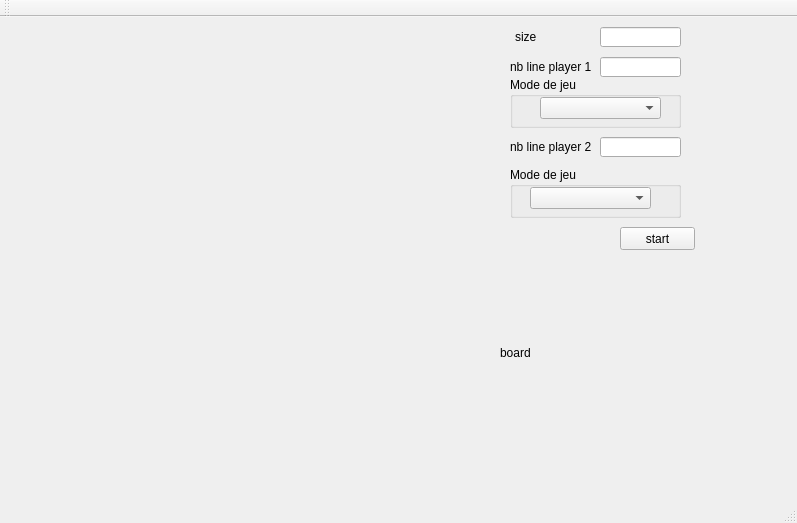
romaincarlsen/EtudesPratiques, file qt/checkers/mainwindow.ui: the form before one commit.
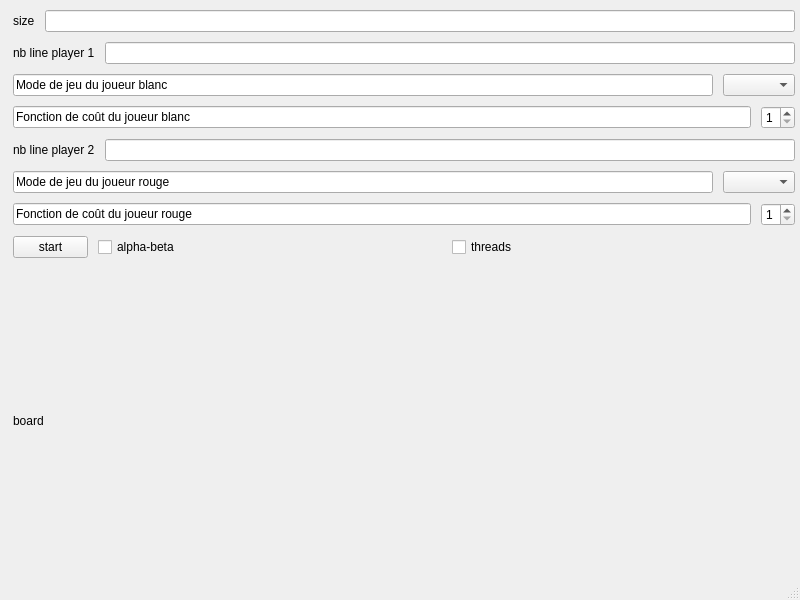
The form after the commit.

What changed in the file:
```diff
--- a/qt/checkers/mainwindow.ui
+++ b/qt/checkers/mainwindow.ui
@@ -2,174 +2,340 @@
 <ui version="4.0">
  <class>MainWindow</class>
  <widget class="QMainWindow" name="MainWindow">
+  <property name="enabled">
+   <bool>true</bool>
+  </property>
   <property name="geometry">
    <rect>
     <x>0</x>
     <y>0</y>
-    <width>797</width>
-    <height>523</height>
+    <width>800</width>
+    <height>600</height>
    </rect>
   </property>
+  <property name="sizePolicy">
+   <sizepolicy hsizetype="Expanding" vsizetype="MinimumExpanding">
+    <horstretch>0</horstretch>
+    <verstretch>0</verstretch>
+   </sizepolicy>
+  </property>
   <property name="windowTitle">
    <string>Jeu de dames</string>
   </property>
-  <widget class="QWidget" name="centralWidget">
-   <widget class="QPushButton" name="start">
-    <property name="geometry">
-     <rect>
-      <x>620</x>
-      <y>210</y>
-      <width>75</width>
-      <height>23</height>
-     </rect>
+  <widget class="QWidget" name="centralwidget">
+   <property name="sizePolicy">
+    <sizepolicy hsizetype="MinimumExpanding" vsizetype="MinimumExpanding">
+     <horstretch>0</horstretch>
+     <verstretch>0</verstretch>
+    </sizepolicy>
+   </property>
+   <property name="maximumSize">
+    <size>
+     <width>16777215</width>
+     <height>16777215</height>
+    </size>
+   </property>
+   <layout class="QHBoxLayout" name="horizontalLayout_7">
+    <property name="spacing">
+     <number>3</number>
     </property>
-    <property name="text">
-     <string>start</string>
+    <property name="leftMargin">
+     <number>5</number>
     </property>
-   </widget>
-   <widget class="QLineEdit" name="size_tb">
-    <property name="geometry">
-     <rect>
-      <x>600</x>
-      <y>10</y>
-      <width>81</width>
-      <height>20</height>
-     </rect>
+    <property name="topMargin">
+     <number>5</number>
     </property>
-   </widget>
-   <widget class="QLineEdit" name="nbLineP1_tb">
-    <property name="geometry">
-     <rect>
-      <x>600</x>
-      <y>40</y>
-      <width>81</width>
-      <height>20</height>
-     </rect>
+    <property name="rightMargin">
+     <number>5</number>
     </property>
-   </widget>
-   <widget class="QLineEdit" name="nbLineP2_tb">
-    <property name="geometry">
-     <rect>
-      <x>600</x>
-      <y>120</y>
-      <width>81</width>
-      <height>20</height>
-     </rect>
+    <property name="bottomMargin">
+     <number>5</number>
     </property>
-   </widget>
-   <widget class="QLabel" name="size_l">
-    <property name="geometry">
-     <rect>
-      <x>515</x>
-      <y>10</y>
-      <width>51</width>
-      <height>20</height>
-     </rect>
-    </property>
-    <property name="text">
-     <string>size</string>
-    </property>
-   </widget>
-   <widget class="QLabel" name="nbLineP1_l">
-    <property name="geometry">
-     <rect>
-      <x>510</x>
-      <y>40</y>
-      <width>81</width>
-      <height>20</height>
-     </rect>
-    </property>
-    <property name="text">
-     <string>nb line player 1</string>
-    </property>
-   </widget>
-   <widget class="QLabel" name="nbLineP2_l">
-    <property name="geometry">
-     <rect>
-      <x>510</x>
-      <y>120</y>
-      <width>81</width>
-      <height>20</height>
-     </rect>
-    </property>
-    <property name="text">
-     <string>nb line player 2</string>
-    </property>
-   </widget>
-   <widget class="QLabel" name="board_l">
-    <property name="geometry">
-     <rect>
-      <x>500</x>
-      <y>250</y>
-      <width>291</width>
-      <height>171</height>
-     </rect>
-    </property>
-    <property name="text">
-     <string>board</string>
-    </property>
-   </widget>
-   <widget class="QWidget" name="gridLayoutWidget">
-    <property name="geometry">
-     <rect>
-      <x>10</x>
-      <y>10</y>
-      <width>471</width>
-      <height>421</height>
-     </rect>
-    </property>
-    <layout class="QGridLayout" name="board_gl" rowminimumheight="0" columnminimumwidth="0">
-     <property name="spacing">
-      <number>0</number>
-     </property>
-    </layout>
-   </widget>
-   <widget class="QGroupBox" name="modeP1_gr">
-    <property name="geometry">
-     <rect>
-      <x>510</x>
-      <y>60</y>
-      <width>171</width>
-      <height>51</height>
-     </rect>
-    </property>
-    <property name="title">
-     <string>Mode de jeu</string>
-    </property>
-    <widget class="QComboBox" name="modeP1_IA">
-     <property name="geometry">
-      <rect>
-       <x>30</x>
-       <y>20</y>
-       <width>121</width>
-       <height>22</height>
-      </rect>
-     </property>
-    </widget>
-   </widget>
-   <widget class="QGroupBox" name="modeP2_gr">
-    <property name="geometry">
-     <rect>
-      <x>510</x>
-      <y>150</y>
-      <width>171</width>
-      <height>51</height>
-     </rect>
-    </property>
-    <property name="title">
-     <string>Mode de jeu</string>
-    </property>
-    <widget class="QComboBox" name="modeP2_IA">
-     <property name="geometry">
-      <rect>
-       <x>20</x>
-       <y>20</y>
-       <width>121</width>
-       <height>22</height>
-      </rect>
-     </property>
-    </widget>
-   </widget>
+    <item>
+     <widget class="QFrame" name="border">
+      <property name="enabled">
+       <bool>true</bool>
+      </property>
+      <property name="sizePolicy">
+       <sizepolicy hsizetype="MinimumExpanding" vsizetype="MinimumExpanding">
+        <horstretch>0</horstretch>
+        <verstretch>0</verstretch>
+       </sizepolicy>
+      </property>
+      <property name="minimumSize">
+       <size>
+        <width>0</width>
+        <height>0</height>
+       </size>
+      </property>
+      <property name="sizeIncrement">
+       <size>
+        <width>1</width>
+        <height>1</height>
+       </size>
+      </property>
+      <property name="cursor">
+       <cursorShape>OpenHandCursor</cursorShape>
+      </property>
+      <property name="frameShape">
+       <enum>QFrame::NoFrame</enum>
+      </property>
+      <property name="frameShadow">
+       <enum>QFrame::Plain</enum>
+      </property>
+      <property name="lineWidth">
+       <number>3</number>
+      </property>
+      <property name="midLineWidth">
+       <number>0</number>
+      </property>
+      <layout class="QHBoxLayout" name="horizontalLayout">
+       <property name="spacing">
+        <number>0</number>
+       </property>
+       <property name="sizeConstraint">
+        <enum>QLayout::SetMinAndMaxSize</enum>
+       </property>
+       <property name="leftMargin">
+        <number>0</number>
+       </property>
+       <property name="topMargin">
+        <number>0</number>
+       </property>
+       <property name="rightMargin">
+        <number>0</number>
+       </property>
+       <property name="bottomMargin">
+        <number>0</number>
+       </property>
+       <item>
+        <layout class="QGridLayout" name="board_gl">
+         <property name="sizeConstraint">
+          <enum>QLayout::SetMinAndMaxSize</enum>
+         </property>
+         <property name="leftMargin">
+          <number>0</number>
+         </property>
+         <property name="topMargin">
+          <number>0</number>
+         </property>
+         <property name="rightMargin">
+          <number>0</number>
+         </property>
+         <property name="bottomMargin">
+          <number>0</number>
+         </property>
+         <property name="spacing">
+          <number>0</number>
+         </property>
+        </layout>
+       </item>
+      </layout>
+     </widget>
+    </item>
+    <item>
+     <layout class="QVBoxLayout" name="verticalLayout">
+      <property name="spacing">
+       <number>10</number>
+      </property>
+      <property name="sizeConstraint">
+       <enum>QLayout::SetMinimumSize</enum>
+      </property>
+      <property name="leftMargin">
+       <number>5</number>
+      </property>
+      <property name="topMargin">
+       <number>5</number>
+      </property>
+      <item>
+       <layout class="QHBoxLayout" name="horizontalLayout_4">
+        <item>
+         <widget class="QLabel" name="size_l">
+          <property name="text">
+           <string>size</string>
+          </property>
+         </widget>
+        </item>
+        <item>
+         <widget class="QLineEdit" name="size_tb"/>
+        </item>
+       </layout>
+      </item>
+      <item>
+       <layout class="QHBoxLayout" name="horizontalLayout_3">
+        <item>
+         <widget class="QLabel" name="nbLineP1_l">
+          <property name="text">
+           <string>nb line player 1</string>
+          </property>
+         </widget>
+        </item>
+        <item>
+         <widget class="QLineEdit" name="nbLineP1_tb"/>
+        </item>
+       </layout>
+      </item>
+      <item>
+       <layout class="QHBoxLayout" name="horizontalLayout_5">
+        <item>
+         <widget class="QLineEdit" name="lineEdit">
+          <property name="minimumSize">
+           <size>
+            <width>160</width>
+            <height>20</height>
+           </size>
+          </property>
+          <property name="text">
+           <string>Mode de jeu du joueur blanc</string>
+          </property>
+          <property name="readOnly">
+           <bool>true</bool>
+          </property>
+         </widget>
+        </item>
+        <item>
+         <widget class="QComboBox" name="modeP1_IA"/>
+        </item>
+       </layout>
+      </item>
+      <item>
+       <layout class="QHBoxLayout" name="horizontalLayout_10">
+        <item>
+         <widget class="QLineEdit" name="lineEdit_4">
+          <property name="text">
+           <string>Fonction de coût du joueur blanc</string>
+          </property>
+          <property name="readOnly">
+           <bool>true</bool>
+          </property>
+         </widget>
+        </item>
+        <item>
+         <widget class="QSpinBox" name="fctcout1">
+          <property name="sizePolicy">
+           <sizepolicy hsizetype="Minimum" vsizetype="Maximum">
+            <horstretch>0</horstretch>
+            <verstretch>0</verstretch>
+           </sizepolicy>
+          </property>
+          <property name="minimum">
+           <number>1</number>
+          </property>
+          <property name="maximum">
+           <number>2</number>
+          </property>
+         </widget>
+        </item>
+       </layout>
+      </item>
+      <item>
+       <layout class="QHBoxLayout" name="horizontalLayout_2">
+        <item>
+         <widget class="QLabel" name="nbLineP2_l">
+          <property name="text">
+           <string>nb line player 2</string>
+          </property>
+         </widget>
+        </item>
+        <item>
+         <widget class="QLineEdit" name="nbLineP2_tb"/>
+        </item>
+       </layout>
+      </item>
+      <item>
+       <layout class="QHBoxLayout" name="horizontalLayout_6">
+        <item>
+         <widget class="QLineEdit" name="lineEdit_2">
+          <property name="minimumSize">
+           <size>
+            <width>160</width>
+            <height>20</height>
+           </size>
+          </property>
+          <property name="text">
+           <string>Mode de jeu du joueur rouge</string>
+          </property>
+          <property name="readOnly">
+           <bool>true</bool>
+          </property>
+         </widget>
+        </item>
+        <item>
+         <widget class="QComboBox" name="modeP2_IA"/>
+        </item>
+       </layout>
+      </item>
+      <item>
+       <layout class="QHBoxLayout" name="horizontalLayout_9">
+        <item>
+         <widget class="QLineEdit" name="lineEdit_3">
+          <property name="text">
+           <string>Fonction de coût du joueur rouge</string>
+          </property>
+          <property name="readOnly">
+           <bool>true</bool>
+          </property>
+         </widget>
+        </item>
+        <item>
+         <widget class="QSpinBox" name="fctcout2">
+          <property name="sizePolicy">
+           <sizepolicy hsizetype="Minimum" vsizetype="Maximum">
+            <horstretch>0</horstretch>
+            <verstretch>0</verstretch>
+           </sizepolicy>
+          </property>
+          <property name="minimum">
+           <number>1</number>
+          </property>
+          <property name="maximum">
+           <number>2</number>
+          </property>
+         </widget>
+        </item>
+       </layout>
+      </item>
+      <item>
+       <layout class="QHBoxLayout" name="horizontalLayout_8">
+        <item>
+         <widget class="QPushButton" name="start">
+          <property name="maximumSize">
+           <size>
+            <width>75</width>
+            <height>23</height>
+           </size>
+          </property>
+          <property name="text">
+           <string>start</string>
+          </property>
+         </widget>
+        </item>
+        <item>
+         <widget class="QCheckBox" name="alphabeta">
+          <property name="text">
+           <string>alpha-beta</string>
+          </property>
+         </widget>
+        </item>
+        <item>
+         <widget class="QCheckBox" name="threads">
+          <property name="text">
+           <string>threads</string>
+          </property>
+         </widget>
+        </item>
+       </layout>
+      </item>
+      <item>
+       <widget class="QLabel" name="board_l">
+        <property name="text">
+         <string>board</string>
+        </property>
+       </widget>
+      </item>
+     </layout>
+    </item>
+   </layout>
   </widget>
   <widget class="QMenuBar" name="menuBar">
    <property name="geometry">
@@ -181,17 +347,8 @@
     </rect>
    </property>
   </widget>
-  <widget class="QToolBar" name="mainToolBar">
-   <attribute name="toolBarArea">
-    <enum>TopToolBarArea</enum>
-   </attribute>
-   <attribute name="toolBarBreak">
-    <bool>false</bool>
-   </attribute>
-  </widget>
-  <widget class="QStatusBar" name="statusBar"/>
+  <widget class="QStatusBar" name="statusbar"/>
  </widget>
- <layoutdefault spacing="6" margin="11"/>
  <resources/>
  <connections/>
 </ui>
```
Left out of the diff: 4 changed lines with no effect on the pictures.
